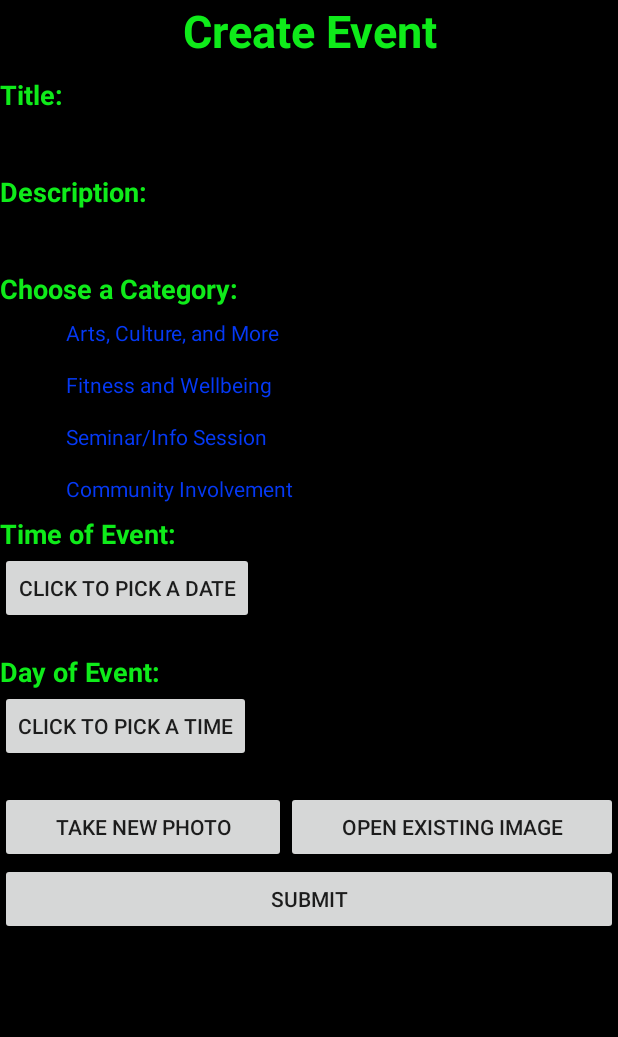
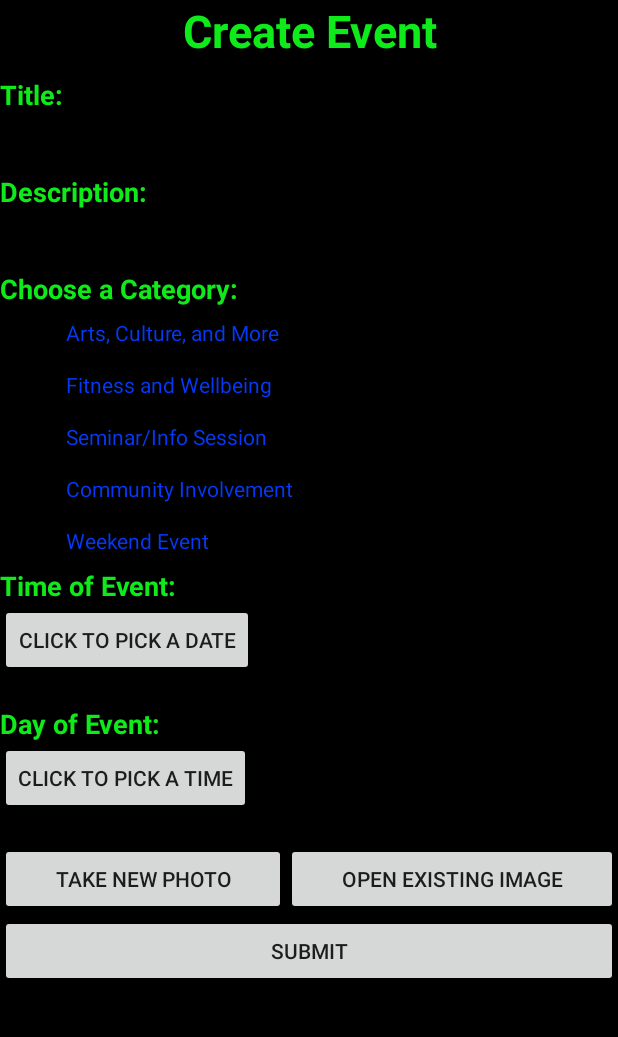
Before and after one commit to Coolest101Group/UCSDBulletinBoard, an Android app: the CreateEvent screen opened directly, with no data from a screen before it, on a phone screen of 412 x 824 dp, the part 84-1121 px from its top. Run offline under Robolectric (Android 15) with nearby library versions, the phone set to English and light mode, and no system bars.

Commit message:
Remove the top createEvent button and added the weekend checkbox

```diff
--- a/app/src/main/java/com/apress/gerber/ucsdbulletinboard/fragments/CommunityInvolve.java
+++ b/app/src/main/java/com/apress/gerber/ucsdbulletinboard/fragments/CommunityInvolve.java
@@ -33,7 +33,6 @@ public class CommunityInvolve extends Fragment {
             }
         });*/
 
-        final Button gobackevent = (Button) mV.findViewById(R.id.backhome);
         /*createEvent.setOnClickListener(new View.OnClickListener() {
             @Override
             public void onClick(View v) {
--- a/app/src/main/res/layout/activity_create_event.xml
+++ b/app/src/main/res/layout/activity_create_event.xml
@@ -133,6 +133,13 @@
                 android:textColor="#0539f5"
                 android:background="@drawable/apptheme_edit_text_holo_light"
                 android:onClick="onCheckboxClicked"/>
+            <CheckBox android:id="@+id/cat_weekend"
+                android:layout_width="wrap_content"
+                android:layout_height="wrap_content"
+                android:text="@string/WeekendCat"
+                android:textColor="#0539f5"
+                android:background="@drawable/apptheme_edit_text_holo_light"
+                android:onClick="onCheckboxClicked"/>
 
             <TextView
                 android:text="Time of Event:"
--- a/app/src/main/res/layout/fragment_artscultureandmore.xml
+++ b/app/src/main/res/layout/fragment_artscultureandmore.xml
@@ -18,13 +18,13 @@
         android:textColor="#000000"
         android:textStyle="bold"
         android:id="@+id/textView"/>
-
+    <!--
     <Button
         android:id="@+id/create_event_page_button"
         android:text="@string/create_new_event"
         android:layout_width="fill_parent"
         android:layout_height="wrap_content" />
-
+        -->
 
         <ImageView
             android:layout_width="50dp"
--- a/app/src/main/res/layout/fragment_featuredevents.xml
+++ b/app/src/main/res/layout/fragment_featuredevents.xml
@@ -14,11 +14,11 @@
         android:textStyle="bold"
         android:id="@+id/textView"/>
 
-    <Button
+    <!--<Button
         android:id="@+id/create_event_page_button"
         android:text="@string/create_new_event"
         android:layout_width="fill_parent"
-        android:layout_height="wrap_content" />
+        android:layout_height="wrap_content" /> -->
 
 
     <LinearLayout
--- a/app/src/main/res/layout/fragment_fitnessandwellbeing.xml
+++ b/app/src/main/res/layout/fragment_fitnessandwellbeing.xml
@@ -13,11 +13,11 @@
         android:textStyle="bold"
         android:id="@+id/textView"/>
 
-    <Button
+    <!--<Button
         android:id="@+id/create_event_page_button"
         android:text="@string/create_new_event"
         android:layout_width="fill_parent"
-        android:layout_height="wrap_content" />
+        android:layout_height="wrap_content" /> -->
     <LinearLayout
         android:layout_width="match_parent"
         android:layout_height="0dip"
--- a/app/src/main/res/layout/fragment_seminarinfosession.xml
+++ b/app/src/main/res/layout/fragment_seminarinfosession.xml
@@ -13,11 +13,11 @@
         android:textStyle="bold"
         android:id="@+id/textView"/>
 
-    <Button
+    <!--<Button
         android:id="@+id/create_event_page_button"
         android:text="@string/create_new_event"
         android:layout_width="fill_parent"
-        android:layout_height="wrap_content" />
+        android:layout_height="wrap_content" />-->
     <LinearLayout
         android:layout_width="match_parent"
         android:layout_height="0dip"
--- a/app/src/main/res/layout/fragment_weekendevents.xml
+++ b/app/src/main/res/layout/fragment_weekendevents.xml
@@ -13,11 +13,11 @@
         android:textStyle="bold"
         android:id="@+id/textView"/>
 
-    <Button
+    <!--<Button
         android:id="@+id/create_event_page_button"
         android:text="@string/create_new_event"
         android:layout_width="fill_parent"
-        android:layout_height="wrap_content" />
+        android:layout_height="wrap_content" /> -->
     <LinearLayout
         android:layout_width="match_parent"
         android:layout_height="0dip"
--- a/app/src/main/res/values/strings.xml
+++ b/app/src/main/res/values/strings.xml
@@ -26,5 +26,6 @@
     <string name="FitnessCat">Fitness and Wellbeing</string>
     <string name="InfoCat">Seminar/Info Session </string>
     <string name="ComInvCat">Community Involvement </string>
+    <string name="WeekendCat">Weekend Event </string>
 
 </resources>
```
Also changed, not shown: app/src/main/java/com/apress/gerber/ucsdbulletinboard/CreateEvent.java (+7 -0 lines), app/src/main/res/layout/fragment_communityinvolve.xml (+4 -4 lines), 1 other file.
